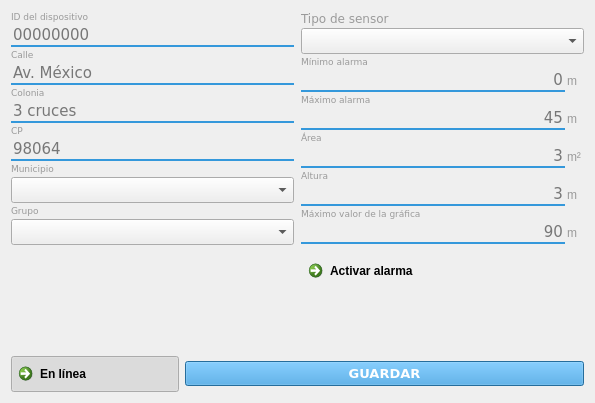
Before: the Qt Designer form ventana_datos.ui in RiaJ16/H-Tech_SIG, drawn with Qt 5.
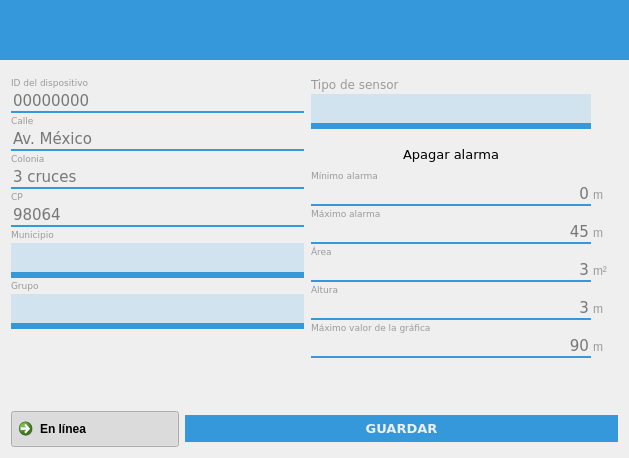
After: the same form once the commit is applied. Icons and pictures are not drawn.

```diff
--- a/ventana_datos.ui
+++ b/ventana_datos.ui
@@ -6,8 +6,8 @@
    <rect>
     <x>0</x>
     <y>0</y>
-    <width>595</width>
-    <height>403</height>
+    <width>629</width>
+    <height>458</height>
    </rect>
   </property>
   <property name="windowTitle">
@@ -26,13 +26,287 @@
 
 QLineEdit:disabled{
 color: #7f8c8d;
+background-color: #bdc3c7;
+border-bottom: 2px solid #95a5a6;
 }
 
 QLabel{
 color: rgb(154, 154, 154)
+}
+
+QComboBox{
+	color: #2c3e50;
+	background-color: #d1e3ee;
+	subcontrol-origin: padding;
+	subcontrol-position: top right;
+	border: none;
+	border-bottom: 6px solid #3498db;
+	padding-left: 5px;
+}
+
+QComboBox:down-arrow{
+     image: url(:General/icons/downarrow-a.png);
+     width: 20px;
+     height: 20px;
+}
+
+QComboBox:down-arrow:hover{
+     image: url(:General/icons/downarrow.png);
+     width: 20px;
+     height: 20px;
+}
+
+QComboBox:down-arrow:disabled{
+     image: url(:General/icons/downarrow-a-i.png);
+     width: 20px;
+     height: 20px;
+}
+
+QComboBox::drop-down
+{
+     subcontrol-origin: padding;
+     subcontrol-position: top right;
+     width: 30px;
+     color: white;
+     border-left-width: 0px;
+     border-left-color: darkgray;
+     border-left-style: solid; /* just a single line */
+     border-top-right-radius: 3px; /* same radius as the QComboBox */
+     border-bottom-right-radius: 3px;
+     padding-right: 5px;
+ }
+
+QComboBox:enabled{
+	background-color: #d1e3ee;
+}
+
+QComboBox:disabled{
+	color: #7f8c8d;
+	background-color: #bdc3c7;
+	border-bottom: 6px solid #95a5a6;
+}
+
+QComboBox:hover{
+	color: white;
+	background-color: #2980b9;
+}
+
+QListView{
+	color: #2c3e50;
+	background-color: #ecf0f1;
+	selection-color: #2c3e50;
+	selection-background-color: #d1e3ee;
+	border: none;
+}
+QListView:item{
+	padding: 10px;
+}
+
+QScrollBar:vertical {
+    border-radius: 100px;
+    background: #ecf0f1;
+    width: 5px;
+    margin: 0px 0 0px 0;
+}
+ QScrollBar::handle:vertical {
+     background: #3498db;
+     min-height: 20px;
+ }
+ QScrollBar::add-line:vertical {
+	width: 0;
+ }
+
+ QScrollBar::sub-line:vertical {
+	width: 0;
+ }
+
+ QScrollBar::up-arrow:vertical, QScrollBar::down-arrow:vertical {
+     border: 2px solid grey;
+     width: 3px;
+     height: 3px;
+     background: white;
+ }
+
+ QScrollBar::add-page:vertical, QScrollBar::sub-page:vertical {
+     background: none;
+ }</string>
+  </property>
+  <layout class="QVBoxLayout" name="verticalLayout_2">
+   <property name="leftMargin">
+    <number>0</number>
+   </property>
+   <property name="topMargin">
+    <number>0</number>
+   </property>
+   <property name="rightMargin">
+    <number>0</number>
+   </property>
+   <property name="bottomMargin">
+    <number>0</number>
+   </property>
+   <item>
+    <widget class="QFrame" name="kraken">
+     <property name="sizePolicy">
+      <sizepolicy hsizetype="Preferred" vsizetype="Fixed">
+       <horstretch>0</horstretch>
+       <verstretch>0</verstretch>
+      </sizepolicy>
+     </property>
+     <property name="minimumSize">
+      <size>
+       <width>0</width>
+       <height>35</height>
+      </size>
+     </property>
+     <property name="styleSheet">
+      <string notr="true">background-color: #3498db;</string>
+     </property>
+     <property name="frameShape">
+      <enum>QFrame::NoFrame</enum>
+     </property>
+     <property name="frameShadow">
+      <enum>QFrame::Raised</enum>
+     </property>
+     <layout class="QHBoxLayout" name="horizontalLayout_7">
+      <property name="spacing">
+       <number>0</number>
+      </property>
+      <property name="leftMargin">
+       <number>0</number>
+      </property>
+      <property name="topMargin">
+       <number>0</number>
+      </property>
+      <property name="rightMargin">
+       <number>0</number>
+      </property>
+      <property name="bottomMargin">
+       <number>0</number>
+      </property>
+      <item>
+       <widget class="QLabel" name="logo">
+        <property name="styleSheet">
+         <string notr="true"/>
+        </property>
+        <property name="text">
+         <string/>
+        </property>
+        <property name="pixmap">
+         <pixmap>:/Varios/icons/logosig2-i.png</pixmap>
+        </property>
+       </widget>
+      </item>
+      <item>
+       <spacer name="horizontalSpacer">
+        <property name="orientation">
+         <enum>Qt::Horizontal</enum>
+        </property>
+        <property name="sizeHint" stdset="0">
+         <size>
+          <width>40</width>
+          <height>20</height>
+         </size>
+        </property>
+       </spacer>
+      </item>
+      <item>
+       <layout class="QVBoxLayout" name="verticalLayout_6">
+        <property name="spacing">
+         <number>0</number>
+        </property>
+        <item>
+         <widget class="QPushButton" name="botonCerrar">
+          <property name="sizePolicy">
+           <sizepolicy hsizetype="Fixed" vsizetype="Fixed">
+            <horstretch>0</horstretch>
+            <verstretch>0</verstretch>
+           </sizepolicy>
+          </property>
+          <property name="minimumSize">
+           <size>
+            <width>50</width>
+            <height>50</height>
+           </size>
+          </property>
+          <property name="maximumSize">
+           <size>
+            <width>50</width>
+            <height>50</height>
+           </size>
+          </property>
+          <property name="focusPolicy">
+           <enum>Qt::NoFocus</enum>
+          </property>
+          <property name="styleSheet">
+           <string notr="true">:enabled{
+	color: black;
+	border: none;
+	padding: 5px;
+}
+
+:disabled{
+	color: black;
+}
+
+:pressed{
+	background-color: black;
+}
+
+:hover{
+	background-color: #e74c3c;
+	border: none;
 }</string>
   </property>
+          <property name="text">
+           <string/>
+          </property>
+          <property name="icon">
+           <iconset>
+            <normaloff>:/General/icons/closeicon-d.png</normaloff>:/General/icons/closeicon-d.png</iconset>
+          </property>
+          <property name="iconSize">
+           <size>
+            <width>24</width>
+            <height>24</height>
+           </size>
+          </property>
+          <property name="flat">
+           <bool>false</bool>
+          </property>
+         </widget>
+        </item>
+        <item>
+         <spacer name="verticalSpacer_6">
+          <property name="orientation">
+           <enum>Qt::Vertical</enum>
+          </property>
+          <property name="sizeHint" stdset="0">
+           <size>
+            <width>20</width>
+            <height>10</height>
+           </size>
+          </property>
+         </spacer>
+        </item>
+       </layout>
+      </item>
+     </layout>
+    </widget>
+   </item>
+   <item>
   <layout class="QVBoxLayout" name="verticalLayout">
+     <property name="leftMargin">
+      <number>11</number>
+     </property>
+     <property name="topMargin">
+      <number>11</number>
+     </property>
+     <property name="rightMargin">
+      <number>11</number>
+     </property>
+     <property name="bottomMargin">
+      <number>11</number>
+     </property>
    <item>
     <layout class="QHBoxLayout" name="horizontalLayout_12">
      <property name="spacing">
@@ -105,9 +379,6 @@
        </item>
        <item>
         <widget class="QLineEdit" name="editCalle">
-         <property name="enabled">
-          <bool>true</bool>
-         </property>
          <property name="font">
           <font>
            <family>Verdana</family>
@@ -231,6 +502,12 @@
            <verstretch>0</verstretch>
           </sizepolicy>
          </property>
+           <property name="minimumSize">
+            <size>
+             <width>0</width>
+             <height>35</height>
+            </size>
+           </property>
          <property name="font">
           <font>
            <family>Verdana</family>
@@ -272,7 +549,7 @@
          <property name="minimumSize">
           <size>
            <width>280</width>
-           <height>0</height>
+             <height>35</height>
           </size>
          </property>
          <property name="font">
@@ -331,6 +608,8 @@
         </widget>
        </item>
        <item>
+          <layout class="QHBoxLayout" name="horizontalLayout_8">
+           <item>
         <widget class="QComboBox" name="selectorTipoSensor">
          <property name="sizePolicy">
           <sizepolicy hsizetype="Expanding" vsizetype="Fixed">
@@ -341,7 +620,7 @@
          <property name="minimumSize">
           <size>
            <width>280</width>
-           <height>0</height>
+               <height>35</height>
           </size>
          </property>
          <property name="font">
@@ -354,6 +633,103 @@
           <string>Tipo de sensor</string>
          </property>
         </widget>
+           </item>
+           <item>
+            <widget class="QLabel" name="labelDerSensor">
+             <property name="minimumSize">
+              <size>
+               <width>25</width>
+               <height>0</height>
+              </size>
+             </property>
+             <property name="text">
+              <string/>
+             </property>
+            </widget>
+           </item>
+          </layout>
+         </item>
+         <item>
+          <spacer name="verticalSpacer_4">
+           <property name="orientation">
+            <enum>Qt::Vertical</enum>
+           </property>
+           <property name="sizeType">
+            <enum>QSizePolicy::Fixed</enum>
+           </property>
+           <property name="sizeHint" stdset="0">
+            <size>
+             <width>20</width>
+             <height>10</height>
+            </size>
+           </property>
+          </spacer>
+         </item>
+         <item>
+          <layout class="QHBoxLayout" name="horizontalLayout_9">
+           <item>
+            <widget class="QPushButton" name="activarAlarma">
+             <property name="font">
+              <font>
+               <family>Verdana</family>
+               <pointsize>10</pointsize>
+              </font>
+             </property>
+             <property name="styleSheet">
+              <string notr="true">QPushButton{
+	color: black;
+	border: none;
+	border-radius: 5;
+	padding: 5px;
+}
+
+:checked{
+	color: #ecf0f1;
+	background-color: #2ecc71;
+}
+
+:hover:!checked{
+	color: #2980b9;
+	border-bottom: 1px solid #2980b9;
+}
+
+:hover:checked{
+	color: white;
+	background-color: #27ae60;
+}</string>
+             </property>
+             <property name="text">
+              <string>Apagar alarma</string>
+             </property>
+             <property name="icon">
+              <iconset>
+               <normaloff>:/VentanaConfiguracion/icons/alarma.png</normaloff>:/VentanaConfiguracion/icons/alarma.png</iconset>
+             </property>
+             <property name="checkable">
+              <bool>true</bool>
+             </property>
+            </widget>
+           </item>
+           <item>
+            <widget class="QLabel" name="labelDerAlarma">
+             <property name="sizePolicy">
+              <sizepolicy hsizetype="Fixed" vsizetype="Preferred">
+               <horstretch>0</horstretch>
+               <verstretch>0</verstretch>
+              </sizepolicy>
+             </property>
+             <property name="minimumSize">
+              <size>
+               <width>25</width>
+               <height>0</height>
+              </size>
+             </property>
+             <property name="text">
+              <string/>
+             </property>
+            </widget>
+           </item>
+          </layout>
        </item>
        <item>
         <widget class="QLabel" name="labelMin">
@@ -378,9 +754,6 @@
         <layout class="QHBoxLayout" name="horizontalLayout_3">
          <item>
           <widget class="QLineEdit" name="editNivelMinimo">
-           <property name="enabled">
-            <bool>true</bool>
-           </property>
            <property name="font">
             <font>
              <family>Verdana</family>
@@ -405,7 +778,7 @@
           <widget class="QLabel" name="labelDerMin">
            <property name="minimumSize">
             <size>
-             <width>17</width>
+               <width>25</width>
              <height>0</height>
             </size>
            </property>
@@ -466,7 +839,7 @@
           <widget class="QLabel" name="labelDerMax">
            <property name="minimumSize">
             <size>
-             <width>17</width>
+               <width>25</width>
              <height>0</height>
             </size>
            </property>
@@ -527,7 +900,7 @@
           <widget class="QLabel" name="labelDerArea">
            <property name="minimumSize">
             <size>
-             <width>17</width>
+               <width>25</width>
              <height>0</height>
             </size>
            </property>
@@ -588,7 +961,7 @@
           <widget class="QLabel" name="labelDerAlt">
            <property name="minimumSize">
             <size>
-             <width>17</width>
+               <width>25</width>
              <height>0</height>
             </size>
            </property>
@@ -652,7 +1025,7 @@
           <widget class="QLabel" name="labelDerGrafica">
            <property name="minimumSize">
             <size>
-             <width>17</width>
+               <width>25</width>
              <height>0</height>
             </size>
            </property>
@@ -679,25 +1052,6 @@
          </property>
         </spacer>
        </item>
-       <item>
-        <widget class="QCommandLinkButton" name="activarAlarma">
-         <property name="font">
-          <font>
-           <family>Segoe UI</family>
-          </font>
-         </property>
-         <property name="text">
-          <string>Activar alarma</string>
-         </property>
-         <property name="icon">
-          <iconset>
-           <normaloff>:/VentanaZigBee/icons/switch.png</normaloff>:/VentanaZigBee/icons/switch.png</iconset>
-         </property>
-         <property name="checkable">
-          <bool>true</bool>
-         </property>
-        </widget>
-       </item>
        <item>
         <spacer name="verticalSpacer_3">
          <property name="orientation">
@@ -762,14 +1116,24 @@
         </font>
        </property>
        <property name="styleSheet">
-        <string notr="true">QPushButton:enabled{
-background-color: #3498db;
-color: rgb(255, 255, 255);
+          <string notr="true">:enabled{
+	color: #ecf0f1;
+	background-color: #3498db;
+	padding: 5px;
+	border: none;
 }
 
-QPushButton:disabled{
-background-color: #adc1ce;
-color: rgb(255, 255, 255);
+:disabled{
+	color: #ecf0f1;
+	background-color: #bdc3c7;
+	padding: 5px;
+	border: none;
+}
+
+:hover{
+	padding: 5px;
+	color: white;
+	background-color: #2980b9;
 }</string>
        </property>
        <property name="text">
@@ -780,6 +1144,8 @@
     </layout>
    </item>
   </layout>
+   </item>
+  </layout>
  </widget>
  <tabstops>
   <tabstop>editIdDispositivo</tabstop>
```
Left out of the diff: 2 changed lines with no effect on the pictures. Lines whose indentation alone changed are shown as unchanged.
